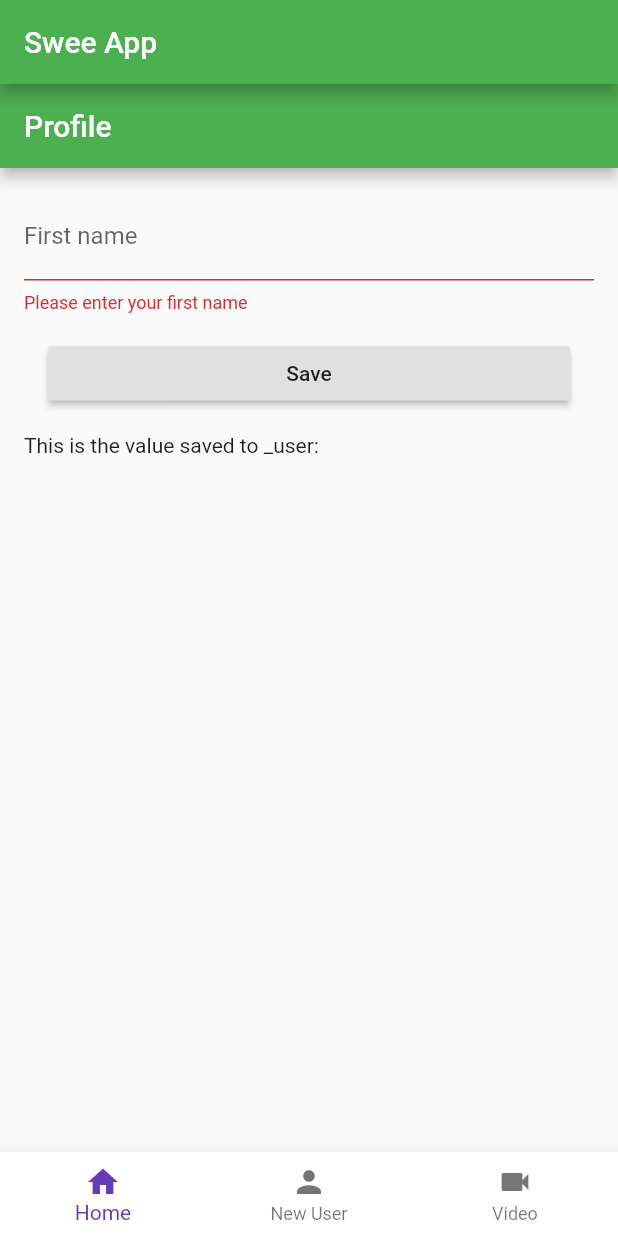
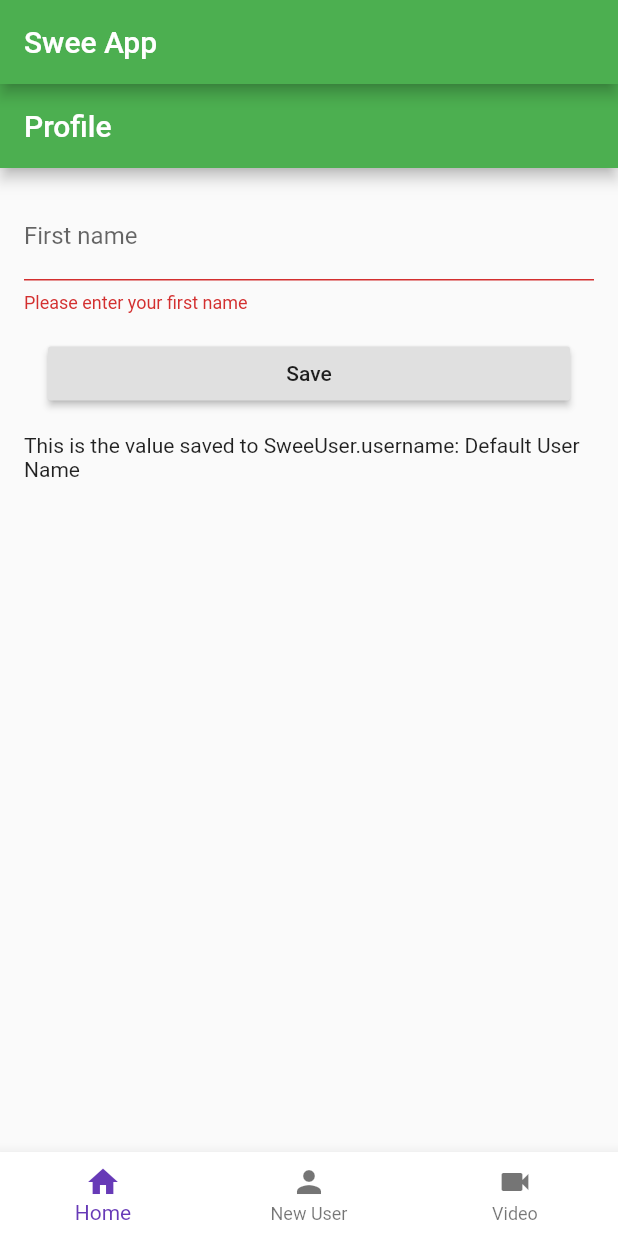
Before and after one commit to denniseortega/Swee-App, a Flutter app: the screen it shows after launch, after a tap on "Save", on a phone screen of 412 x 824 dp. Run offline on Flutter 3.47's test engine with Material 2 defaults, Android fonts, the phone set to English and light mode, and no system bars; our stand-ins replace image_picker, video_player; network calls fail.

Commit message:
Implement SweeUser provider code

```diff
--- a/lib/screens/imageselector/image_selector.dart
+++ b/lib/screens/imageselector/image_selector.dart
@@ -1,8 +1,10 @@
 import 'dart:io';
 import 'package:flutter/material.dart';
 import 'package:image_picker/image_picker.dart';
+import 'package:provider/provider.dart';
+import '../../main.dart';
 
-File _pickedImage; // Moved this out here, which allows the selected image to persist when navigating between screens
+File _pickedImage; // Leave this here so it persists when you switch between screens
 
 class ImageSelector extends StatefulWidget {
 
@@ -11,9 +13,6 @@ class ImageSelector extends StatefulWidget {
 }
 
 class _ImageSelector extends State<ImageSelector> {
-
-  // File _pickedImage; // Moved the variable declaration outside of the class, see top of file
-
   void _pickImage() async {
     final imageSource = await showDialog<ImageSource>(
         context: context,
@@ -36,7 +35,10 @@ class _ImageSelector extends State<ImageSelector> {
     if(imageSource != null) {
       final file = await ImagePicker.pickImage(source: imageSource);
       if(file != null) {
-        setState(() => _pickedImage = file);
+        setState(() {
+          _pickedImage = file;
+          Provider.of<SweeUser>(context,listen:false).addImagePath(_pickedImage.path);
+        });
       }
     }
   }
@@ -59,7 +61,7 @@ class _ImageSelector extends State<ImageSelector> {
           SizedBox(height: 25),
           Center(
             child: _pickedImage == null ?
-            Text("") : Text("File path: " + _pickedImage.path, textAlign: TextAlign.center,),
+            Text("") : Consumer<SweeUser>(builder:(context,sweeuser,child)=>Text("This is the value saved to SweeUser.imagePaths: ${sweeuser.imagePaths}", textAlign: TextAlign.center,)),
           ),
         ],
       ),
@@ -70,3 +72,112 @@ class _ImageSelector extends State<ImageSelector> {
     );
   }
 }
+
+
+
+
+
+
+
+
+
+
+
+
+
+
+
+
+
+// import 'package:flutter/material.dart';
+// import 'dart:async';
+
+// import 'package:multi_image_picker/multi_image_picker.dart';
+
+// void main() => runApp(new MyApp());
+
+// class ImageSelector extends StatefulWidget {
+
+//   @override
+//   _ImageSelector createState() => _ImageSelector();
+// }
+
+// class _ImageSelector extends State<ImageSelector> {
+//   List<Asset> images = List<Asset>();
+//   String _error = 'No Error Dectected';
+
+//   @override
+//   void initState() {
+//     super.initState();
+//   }
+
+//   Widget buildGridView() {
+//     return GridView.count(
+//       crossAxisCount: 3,
+//       children: List.generate(images.length, (index) {
+//         Asset asset = images[index];
+//         return AssetThumb(
+//           asset: asset,
+//           width: 300,
+//           height: 300,
+//         );
+//       }),
+//     );
+//   }
+
+//   Future<void> loadAssets() async {
+//     List<Asset> resultList = List<Asset>();
+//     String error = 'No Error Dectected';
+
+//     try {
+//       resultList = await MultiImagePicker.pickImages(
+//         maxImages: 300,
+//         enableCamera: true,
+//         selectedAssets: images,
+//         cupertinoOptions: CupertinoOptions(takePhotoIcon: "chat"),
+//         materialOptions: MaterialOptions(
+//           actionBarColor: "#abcdef",
+//           actionBarTitle: "Example App",
+//           allViewTitle: "All Photos",
+//           useDetailsView: false,
+//           selectCircleStrokeColor: "#000000",
+//         ),
+//       );
+//     } on Exception catch (e) {
+//       error = e.toString();
+//     }
+
+//     // If the widget was removed from the tree while the asynchronous platform
+//     // message was in flight, we want to discard the reply rather than calling
+//     // setState to update our non-existent appearance.
+//     if (!mounted) return;
+
+//     setState(() {
+//       images = resultList;
+//       _error = error;
+//     });
+//   }
+
+//   @override
+//   Widget build(BuildContext context) {
+//     return new MaterialApp(
+//       home: new Scaffold(
+//         appBar: new AppBar(
+//           title: const Text('Plugin example app'),
+//         ),
+//         body: Column(
+//           children: <Widget>[
+//             Center(child: Text('Error: $_error')),
+//             RaisedButton(
+//               child: Text("Pick images"),
+//               onPressed: loadAssets,
+//             ),
+//             Expanded(
+//               child: buildGridView(),
+//             )
+//           ],
+//         ),
+//       ),
+//     );
+//   }
+// }
--- a/lib/screens/user_info/user_form.dart
+++ b/lib/screens/user_info/user_form.dart
@@ -1,5 +1,8 @@
+// import 'dart:ffi';
 import 'package:flutter/material.dart';
 import '../../models/user.dart';
+import 'package:provider/provider.dart';
+import '../../main.dart';
 
 final _user = User(); // Moved this out here, which allows the user info to persist when navigating between screens
 
@@ -31,6 +34,7 @@ class _UserFormState extends State<UserForm> {
                               if (value.isEmpty) {
                                 return 'Please enter your first name';
                               }
+                              return null;
                             },
                             onSaved: (val) =>
                                 setState(() => _user.firstName = val),
@@ -44,11 +48,15 @@ class _UserFormState extends State<UserForm> {
                                     if (form.validate()) {
                                       form.save();
                                       _user.save();
+                                      Provider.of<SweeUser>(context,listen:false).setUsername(_user.firstName);
                                       _showDialog(context);
                                     }
                                   },
                                   child: Text('Save'))),
-                        Text("This is the value saved to _user: " + _user.firstName),
+                          // Text("This is the value saved to _user: " + _user.firstName),
+                          Consumer<SweeUser>(
+                            builder: (context,sweeuser,child) => Text('This is the value saved to SweeUser.username: ${sweeuser.username}'),
+                          )
                         ])))));
   }
 
```
